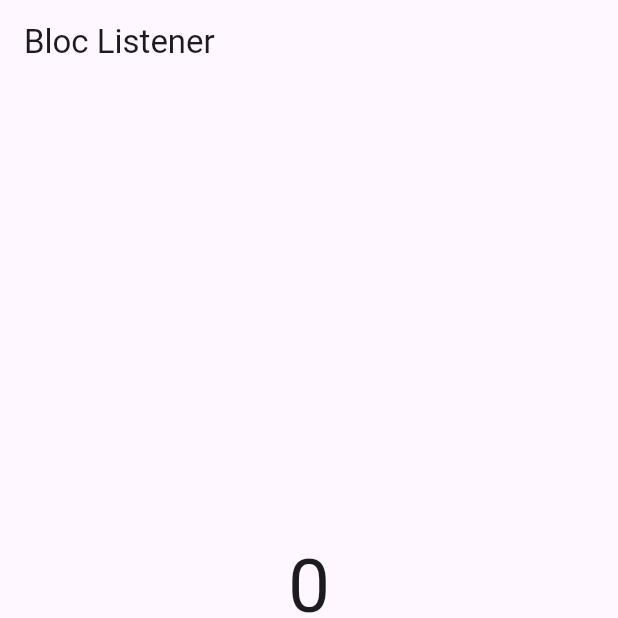
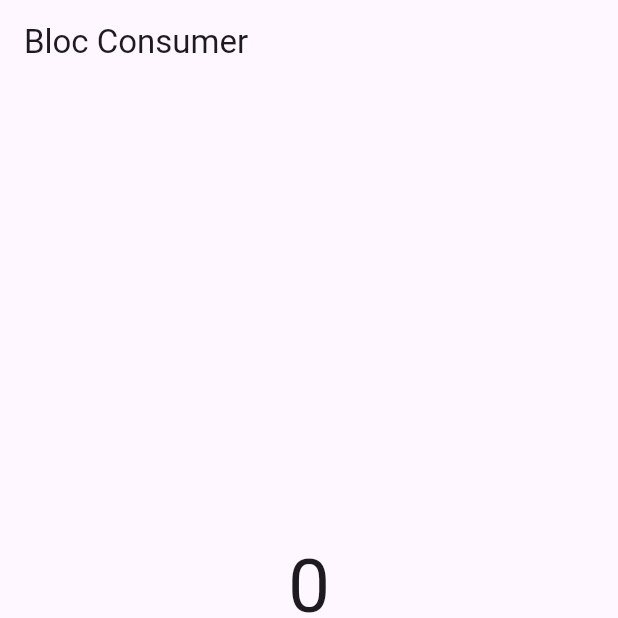
Before and after one commit to setyotontowi/flutterlearn, a Flutter app: the screen it shows after launch, on a phone screen of 412 x 824 dp, the top half of it. Run offline on Flutter 3.47's test engine with Material 3 defaults, Android fonts, the phone set to English and light mode, and no system bars; our stand-ins replace bloc, flutter_bloc.

Commit message:
bloc consumer

```diff
--- a/lib/pages/home.dart
+++ b/lib/pages/home.dart
@@ -11,31 +11,32 @@ class HomePage extends StatelessWidget {
 
     return Scaffold(
       appBar: AppBar(
-        title: const Text("Bloc Listener"),
+        title: const Text("Bloc Consumer"),
       ),
       body: Column(
         mainAxisAlignment: MainAxisAlignment.center,
         children: [
-          // The difference between Listen and Build is the render. Build will re render UI after state change. Listen only listen
-          BlocListener(
+          // Bloc consumer combine bloc builder and listener
+          BlocConsumer(
             bloc: myCounter,
+            builder: (context, state) {
+              return Text(
+                "$state",
+                style: const TextStyle(fontSize: 50),
+              );
+            },
+            buildWhen: (previous, current) {
+              if ((current as int) % 2 == 0) return true;
+              return false;
+            },
             listener: (context, state) {
               ScaffoldMessenger.of(context)
-                  .showSnackBar(const SnackBar(content: Text("Sudah Mencapai 15")));
+                  .showSnackBar(const SnackBar(content: Text("Angka genap")));
             },
             listenWhen: (previous, current) {
               if ((current as int) % 2 == 0) return true;
               return false;
             },
-            child: BlocBuilder(
-              bloc: myCounter,
-              builder: (context, state) {
-                return Text(
-                  "$state",
-                  style: const TextStyle(fontSize: 50),
-                );
-              },
-            ),
           ),
           const SizedBox(
             height: 50,
```
